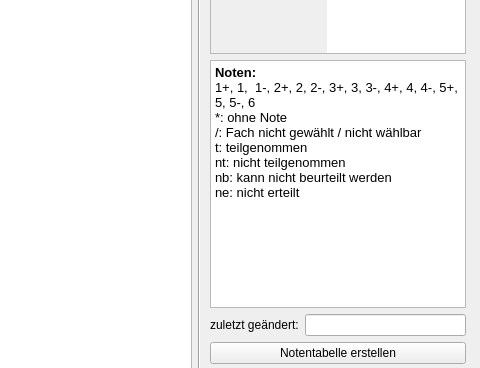
Before: the Qt Designer form WZ/program-data/ui/grades.ui in gradgrind/WZS, drawn with Qt 5; both pictures show x 449 to 929 and y 319 to 687 of the 929 by 819 pixel window.
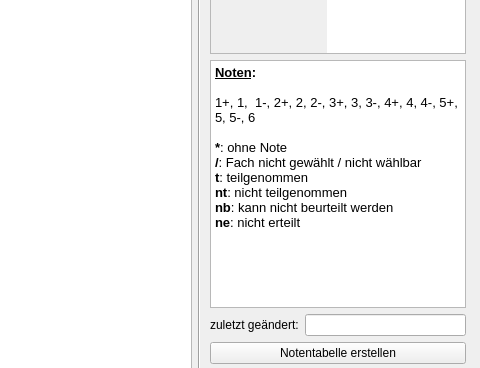
After: the same form once the commit is applied. Icons and pictures are not drawn.

Commit message: Grades manager: clear when no group, show grade info

Patch:
```diff
--- a/WZ/program-data/ui/grades.ui
+++ b/WZ/program-data/ui/grades.ui
@@ -257,7 +257,10 @@
          </widget>
         </item>
         <item>
-         <widget class="QTextEdit" name="grade_list">
+         <widget class="QTextEdit" name="grade_info">
+          <property name="readOnly">
+           <bool>true</bool>
+          </property>
           <property name="html">
            <string>&lt;!DOCTYPE HTML PUBLIC &quot;-//W3C//DTD HTML 4.0//EN&quot; &quot;http://www.w3.org/TR/REC-html40/strict.dtd&quot;&gt;
 &lt;html&gt;&lt;head&gt;&lt;meta name=&quot;qrichtext&quot; content=&quot;1&quot; /&gt;&lt;meta charset=&quot;utf-8&quot; /&gt;&lt;style type=&quot;text/css&quot;&gt;
@@ -266,14 +269,16 @@
 li.unchecked::marker { content: &quot;\2610&quot;; }
 li.checked::marker { content: &quot;\2612&quot;; }
 &lt;/style&gt;&lt;/head&gt;&lt;body style=&quot; font-family:'Ubuntu'; font-size:10pt; font-weight:400; font-style:normal;&quot;&gt;
-&lt;p style=&quot; margin-top:0px; margin-bottom:0px; margin-left:0px; margin-right:0px; -qt-block-indent:0; text-indent:0px;&quot;&gt;&lt;span style=&quot; font-weight:700;&quot;&gt;Noten:&lt;/span&gt;&lt;/p&gt;
+&lt;p style=&quot; margin-top:0px; margin-bottom:0px; margin-left:0px; margin-right:0px; -qt-block-indent:0; text-indent:0px;&quot;&gt;&lt;span style=&quot; font-weight:700; text-decoration: underline;&quot;&gt;Noten&lt;/span&gt;&lt;span style=&quot; font-weight:700;&quot;&gt;:&lt;/span&gt;&lt;/p&gt;
+&lt;p style=&quot;-qt-paragraph-type:empty; margin-top:0px; margin-bottom:0px; margin-left:0px; margin-right:0px; -qt-block-indent:0; text-indent:0px;&quot;&gt;&lt;br /&gt;&lt;/p&gt;
 &lt;p style=&quot; margin-top:0px; margin-bottom:0px; margin-left:0px; margin-right:0px; -qt-block-indent:0; text-indent:0px;&quot;&gt;1+, 1,  1-, 2+, 2, 2-, 3+, 3, 3-, 4+, 4, 4-, 5+, 5, 5-, 6&lt;/p&gt;
-&lt;p style=&quot; margin-top:0px; margin-bottom:0px; margin-left:0px; margin-right:0px; -qt-block-indent:0; text-indent:0px;&quot;&gt;*: ohne Note&lt;/p&gt;
-&lt;p style=&quot; margin-top:0px; margin-bottom:0px; margin-left:0px; margin-right:0px; -qt-block-indent:0; text-indent:0px;&quot;&gt;/: Fach nicht gewählt / nicht wählbar&lt;/p&gt;
-&lt;p style=&quot; margin-top:0px; margin-bottom:0px; margin-left:0px; margin-right:0px; -qt-block-indent:0; text-indent:0px;&quot;&gt;t: teilgenommen&lt;/p&gt;
-&lt;p style=&quot; margin-top:0px; margin-bottom:0px; margin-left:0px; margin-right:0px; -qt-block-indent:0; text-indent:0px;&quot;&gt;nt: nicht teilgenommen&lt;/p&gt;
-&lt;p style=&quot; margin-top:0px; margin-bottom:0px; margin-left:0px; margin-right:0px; -qt-block-indent:0; text-indent:0px;&quot;&gt;nb: kann nicht beurteilt werden&lt;/p&gt;
-&lt;p style=&quot; margin-top:0px; margin-bottom:0px; margin-left:0px; margin-right:0px; -qt-block-indent:0; text-indent:0px;&quot;&gt;ne: nicht erteilt&lt;/p&gt;&lt;/body&gt;&lt;/html&gt;</string>
+&lt;p style=&quot;-qt-paragraph-type:empty; margin-top:0px; margin-bottom:0px; margin-left:0px; margin-right:0px; -qt-block-indent:0; text-indent:0px;&quot;&gt;&lt;br /&gt;&lt;/p&gt;
+&lt;p style=&quot; margin-top:0px; margin-bottom:0px; margin-left:0px; margin-right:0px; -qt-block-indent:0; text-indent:0px;&quot;&gt;&lt;span style=&quot; font-weight:700;&quot;&gt;*&lt;/span&gt;: ohne Note&lt;/p&gt;
+&lt;p style=&quot; margin-top:0px; margin-bottom:0px; margin-left:0px; margin-right:0px; -qt-block-indent:0; text-indent:0px;&quot;&gt;&lt;span style=&quot; font-weight:700;&quot;&gt;/&lt;/span&gt;: Fach nicht gewählt / nicht wählbar&lt;/p&gt;
+&lt;p style=&quot; margin-top:0px; margin-bottom:0px; margin-left:0px; margin-right:0px; -qt-block-indent:0; text-indent:0px;&quot;&gt;&lt;span style=&quot; font-weight:700;&quot;&gt;t&lt;/span&gt;: teilgenommen&lt;/p&gt;
+&lt;p style=&quot; margin-top:0px; margin-bottom:0px; margin-left:0px; margin-right:0px; -qt-block-indent:0; text-indent:0px;&quot;&gt;&lt;span style=&quot; font-weight:700;&quot;&gt;nt&lt;/span&gt;: nicht teilgenommen&lt;/p&gt;
+&lt;p style=&quot; margin-top:0px; margin-bottom:0px; margin-left:0px; margin-right:0px; -qt-block-indent:0; text-indent:0px;&quot;&gt;&lt;span style=&quot; font-weight:700;&quot;&gt;nb&lt;/span&gt;: kann nicht beurteilt werden&lt;/p&gt;
+&lt;p style=&quot; margin-top:0px; margin-bottom:0px; margin-left:0px; margin-right:0px; -qt-block-indent:0; text-indent:0px;&quot;&gt;&lt;span style=&quot; font-weight:700;&quot;&gt;ne&lt;/span&gt;: nicht erteilt&lt;/p&gt;&lt;/body&gt;&lt;/html&gt;</string>
           </property>
          </widget>
         </item>
```
The commit also changes 5 other files.
